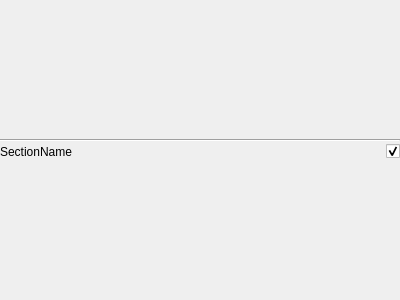
First picture: the form in symbolsettingsection.ui, repository Aryetis/Obenkyobo, before the edit.
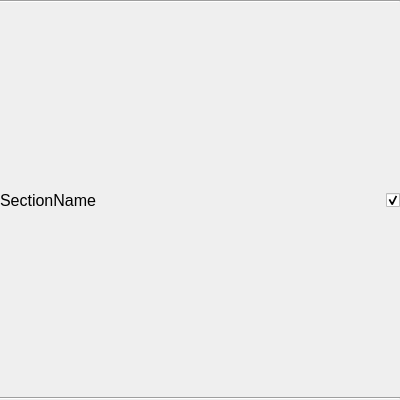
Second picture: the form after the edit.

Commit message: turning off everything wifi, sleep related for now. SymbolSetting Page reworked, should be properly responsive by now, scrollbar width increased, checkbox size increased, etc

```diff
--- a/symbolsettingsection.ui
+++ b/symbolsettingsection.ui
@@ -7,9 +7,15 @@
     <x>0</x>
     <y>0</y>
     <width>400</width>
-    <height>300</height>
+    <height>400</height>
    </rect>
   </property>
+  <property name="maximumSize">
+   <size>
+    <width>16777215</width>
+    <height>16777215</height>
+   </size>
+  </property>
   <property name="windowTitle">
    <string>Form</string>
   </property>
@@ -17,6 +23,9 @@
    <property name="spacing">
     <number>0</number>
    </property>
+   <property name="sizeConstraint">
+    <enum>QLayout::SetDefaultConstraint</enum>
+   </property>
    <property name="leftMargin">
     <number>0</number>
    </property>
@@ -29,19 +38,6 @@
    <property name="bottomMargin">
     <number>0</number>
    </property>
-   <item>
-    <spacer name="verticalSpacer">
-     <property name="orientation">
-      <enum>Qt::Vertical</enum>
-     </property>
-     <property name="sizeHint" stdset="0">
-      <size>
-       <width>20</width>
-       <height>40</height>
-      </size>
-     </property>
-    </spacer>
-   </item>
    <item>
     <widget class="Line" name="line">
      <property name="orientation">
@@ -54,8 +50,28 @@
      <property name="spacing">
       <number>0</number>
      </property>
+     <property name="sizeConstraint">
+      <enum>QLayout::SetDefaultConstraint</enum>
+     </property>
+     <property name="leftMargin">
+      <number>0</number>
+     </property>
+     <property name="topMargin">
+      <number>0</number>
+     </property>
+     <property name="rightMargin">
+      <number>0</number>
+     </property>
+     <property name="bottomMargin">
+      <number>0</number>
+     </property>
      <item>
       <widget class="QLabel" name="SymbolSettingSectionName">
+       <property name="font">
+        <font>
+         <pointsize>12</pointsize>
+        </font>
+       </property>
        <property name="text">
         <string>SectionName</string>
        </property>
@@ -66,6 +82,9 @@
        <property name="orientation">
         <enum>Qt::Horizontal</enum>
        </property>
+       <property name="sizeType">
+        <enum>QSizePolicy::Expanding</enum>
+       </property>
        <property name="sizeHint" stdset="0">
         <size>
          <width>40</width>
@@ -76,9 +95,38 @@
      </item>
      <item>
       <widget class="QCheckBox" name="SymbolSettingSectionCheckbox">
+       <property name="sizePolicy">
+        <sizepolicy hsizetype="Preferred" vsizetype="Preferred">
+         <horstretch>0</horstretch>
+         <verstretch>0</verstretch>
+        </sizepolicy>
+       </property>
+       <property name="minimumSize">
+        <size>
+         <width>0</width>
+         <height>0</height>
+        </size>
+       </property>
+       <property name="baseSize">
+        <size>
+         <width>0</width>
+         <height>0</height>
+        </size>
+       </property>
+       <property name="font">
+        <font>
+         <pointsize>9</pointsize>
+        </font>
+       </property>
        <property name="text">
         <string/>
        </property>
+       <property name="iconSize">
+        <size>
+         <width>16</width>
+         <height>16</height>
+        </size>
+       </property>
        <property name="checked">
         <bool>true</bool>
        </property>
@@ -87,27 +135,49 @@
     </layout>
    </item>
    <item>
-    <layout class="QGridLayout" name="SymbolSettingSectionEntries">
-     <property name="sizeConstraint">
-      <enum>QLayout::SetDefaultConstraint</enum>
+    <widget class="Line" name="line_2">
+     <property name="orientation">
+      <enum>Qt::Horizontal</enum>
      </property>
-     <property name="spacing">
-      <number>0</number>
-     </property>
-    </layout>
+    </widget>
    </item>
    <item>
-    <spacer name="verticalSpacer_2">
-     <property name="orientation">
-      <enum>Qt::Vertical</enum>
+    <layout class="QHBoxLayout" name="SymbolSettingSectionContainer" stretch="0">
+     <property name="spacing">
+      <number>0</number>
      </property>
-     <property name="sizeHint" stdset="0">
-      <size>
-       <width>20</width>
-       <height>40</height>
-      </size>
+     <property name="leftMargin">
+      <number>0</number>
      </property>
-    </spacer>
+     <property name="topMargin">
+      <number>0</number>
+     </property>
+     <property name="rightMargin">
+      <number>0</number>
+     </property>
+     <property name="bottomMargin">
+      <number>0</number>
+     </property>
+     <item>
+      <layout class="QGridLayout" name="SymbolSettingSectionEntries">
+       <property name="sizeConstraint">
+        <enum>QLayout::SetDefaultConstraint</enum>
+       </property>
+       <property name="leftMargin">
+        <number>0</number>
+       </property>
+       <property name="topMargin">
+        <number>0</number>
+       </property>
+       <property name="rightMargin">
+        <number>0</number>
+       </property>
+       <property name="spacing">
+        <number>0</number>
+       </property>
+      </layout>
+     </item>
+    </layout>
    </item>
   </layout>
  </widget>
```
The commit also changes 16 other files.
